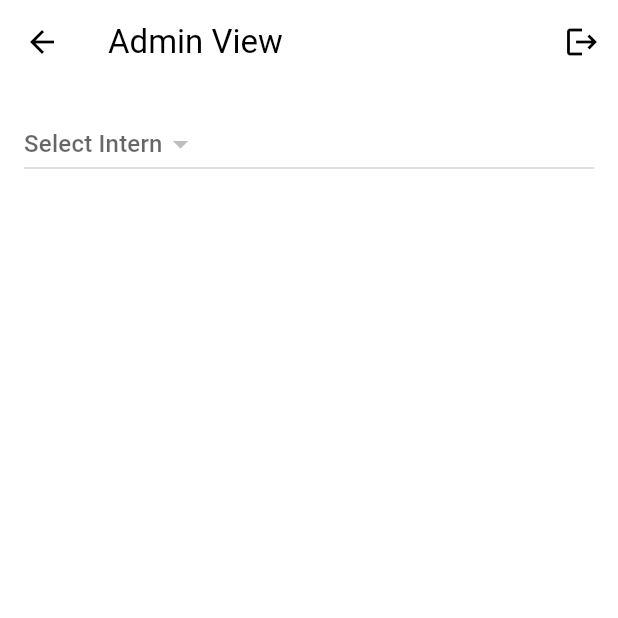
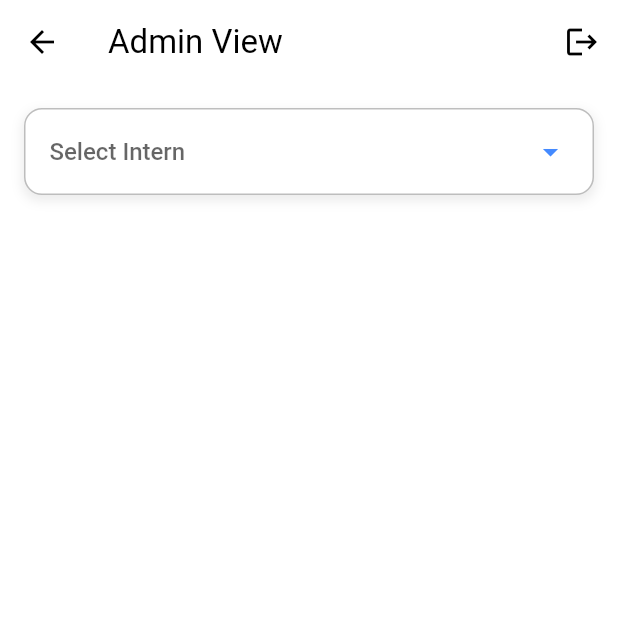
Before and after one commit to MaleeshaHe/internflow-app, a Flutter app: the AdminView screen opened directly, on a phone screen of 412 x 824 dp, the top half of it. Run offline on Flutter 3.47's test engine with Material 3 defaults, Android fonts, the phone set to English and light mode, and no system bars; our stand-ins replace cloud_firestore, firebase_auth, firebase_core, pie_chart, table_calendar; accounts and stored records are empty.

Commit message:
Enhance intern dropdown UI: add styling, improve layout, and update interaction design

```diff
--- a/lib/screens/home/admin_view.dart
+++ b/lib/screens/home/admin_view.dart
@@ -96,9 +96,36 @@ class _AdminViewState extends State<AdminView> {
   }
 
   Widget buildInternDropdown() {
-    return DropdownButton<String>(
-      hint: const Text('Select Intern'),
+    return Container(
+      padding: const EdgeInsets.symmetric(horizontal: 16, vertical: 4),
+      decoration: BoxDecoration(
+        border: Border.all(color: Colors.grey.shade400),
+        borderRadius: BorderRadius.circular(12),
+        color: Colors.white,
+        boxShadow: [
+          BoxShadow(
+            color: Colors.grey.withOpacity(0.2),
+            spreadRadius: 1,
+            blurRadius: 6,
+            offset: const Offset(0, 3),
+          ),
+        ],
+      ),
+      child: DropdownButtonHideUnderline(
+        child: DropdownButton<String>(
           value: selectedInternId,
+          hint: const Text(
+            'Select Intern',
+            style: TextStyle(fontSize: 16, fontWeight: FontWeight.w500),
+          ),
+          icon: const Icon(Icons.arrow_drop_down, color: Colors.blueAccent),
+          isExpanded: true,
+          style: const TextStyle(
+            fontSize: 16,
+            color: Colors.black87,
+            fontWeight: FontWeight.w500,
+          ),
+          dropdownColor: Colors.white,
           onChanged: (value) {
             setState(() {
               selectedInternId = value;
@@ -116,6 +143,8 @@ class _AdminViewState extends State<AdminView> {
               child: Text(name),
             );
           }).toList(),
+        ),
+      ),
     );
   }
 
```
Lines whose indentation alone changed are shown as unchanged.
